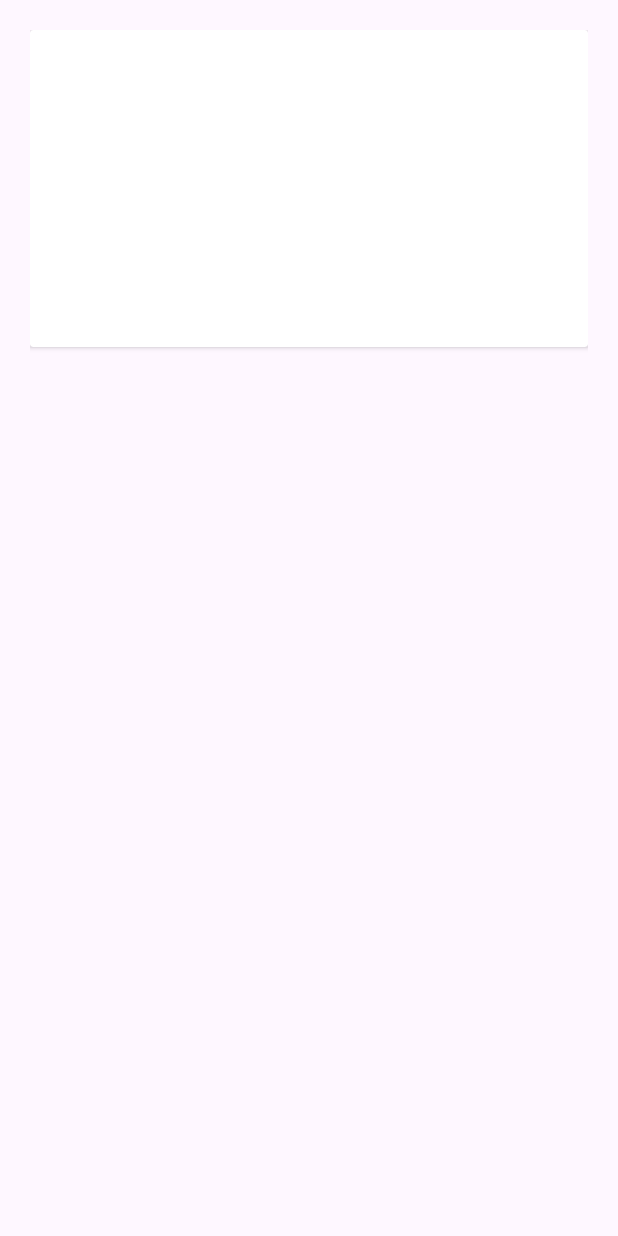
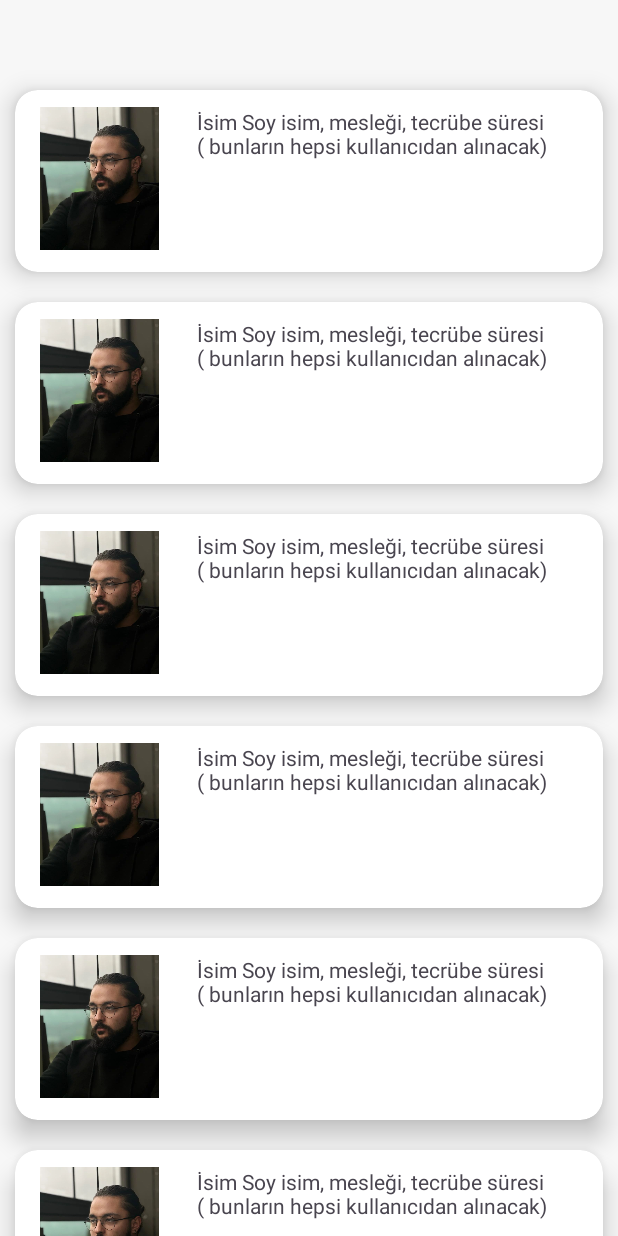
Before and after one commit to albtky/Mobil_Project, an Android app: the HomePage screen opened directly, with no data from a screen before it, on a phone screen of 412 x 824 dp. Before the commit the screen is almost empty. Run offline under Robolectric (Android 15) with nearby library versions, the phone set to English and light mode, and no system bars.

Commit message:
Homepage tasarımı başlangıç

```diff
--- /dev/null
+++ b/app/src/main/res/drawable/userpng.xml
@@ -0,0 +1,10 @@
+<?xml version="1.0" encoding="utf-8"?>
+<shape xmlns:android="http://schemas.android.com/apk/res/android">
+
+    <corners android:radius="40dp" />
+    <stroke android:color="@color/red"
+        android:width="33dp"
+        />
+    <padding android:left="10dp"
+        android:top="10dp"/>
+</shape>
--- a/app/src/main/res/layout/activity_home_page.xml
+++ b/app/src/main/res/layout/activity_home_page.xml
@@ -1,23 +1,176 @@
 <?xml version="1.0" encoding="utf-8"?>
-<LinearLayout
-    xmlns:android="http://schemas.android.com/apk/res/android"
+<LinearLayout xmlns:android="http://schemas.android.com/apk/res/android"
     xmlns:app="http://schemas.android.com/apk/res-auto"
     xmlns:tools="http://schemas.android.com/tools"
     android:layout_width="match_parent"
+    android:layout_height="match_parent"
+    android:background="#f7f7f7"
     android:orientation="vertical"
-    android:padding="20dp"
-    android:layout_height="match_parent"
     tools:context=".HomePage">
 
 
     <androidx.cardview.widget.CardView
         android:layout_width="match_parent"
-        android:layout_height="211dp" >
+        android:layout_height="121dp"
+        android:layout_marginTop="60dp"
+        android:layout_marginLeft="10dp"
+        android:layout_marginRight="10dp"
+        app:cardCornerRadius="15dp"
+        app:cardElevation="10dp"
+        app:contentPadding="11dp">
 
-        <ImageView
-            android:id="@+id/imageView3"
+        <RelativeLayout
             android:layout_width="wrap_content"
-            android:layout_height="wrap_content"
-            tools:srcCompat="@tools:sample/avatars" />
+            android:layout_height="wrap_content">
+
+            <ImageView
+                android:layout_width="90dp"
+                android:layout_height="95dp"
+                app:srcCompat="@drawable/favfaasasd" />
+
+            <TextView
+                android:layout_width="240dp"
+                android:layout_height="match_parent"
+                android:layout_marginLeft="110dp"
+                android:text="İsim Soy isim, mesleği, tecrübe süresi
+         ( bunların hepsi kullanıcıdan alınacak)" />
+
+        </RelativeLayout>
+    </androidx.cardview.widget.CardView><androidx.cardview.widget.CardView
+        android:layout_width="match_parent"
+        android:layout_height="121dp"
+        android:layout_marginTop="20dp"
+        android:layout_marginLeft="10dp"
+        android:layout_marginRight="10dp"
+        app:cardCornerRadius="15dp"
+        app:cardElevation="10dp"
+        app:contentPadding="11dp">
+
+        <RelativeLayout
+            android:layout_width="wrap_content"
+            android:layout_height="wrap_content">
+
+            <ImageView
+                android:layout_width="90dp"
+                android:layout_height="95dp"
+                app:srcCompat="@drawable/favfaasasd" />
+
+            <TextView
+                android:layout_width="240dp"
+                android:layout_height="match_parent"
+                android:layout_marginLeft="110dp"
+                android:text="İsim Soy isim, mesleği, tecrübe süresi
+         ( bunların hepsi kullanıcıdan alınacak)" />
+
+        </RelativeLayout>
+    </androidx.cardview.widget.CardView><androidx.cardview.widget.CardView
+        android:layout_width="match_parent"
+        android:layout_height="121dp"
+        android:layout_marginTop="20dp"
+        android:layout_marginLeft="10dp"
+        android:layout_marginRight="10dp"
+        app:cardCornerRadius="15dp"
+        app:cardElevation="10dp"
+        app:contentPadding="11dp">
+
+        <RelativeLayout
+            android:layout_width="wrap_content"
+            android:layout_height="wrap_content">
+
+            <ImageView
+                android:layout_width="90dp"
+                android:layout_height="95dp"
+                app:srcCompat="@drawable/favfaasasd" />
+
+            <TextView
+                android:layout_width="240dp"
+                android:layout_height="match_parent"
+                android:layout_marginLeft="110dp"
+                android:text="İsim Soy isim, mesleği, tecrübe süresi
+         ( bunların hepsi kullanıcıdan alınacak)" />
+
+        </RelativeLayout>
+    </androidx.cardview.widget.CardView><androidx.cardview.widget.CardView
+        android:layout_width="match_parent"
+        android:layout_height="121dp"
+        android:layout_marginTop="20dp"
+        android:layout_marginLeft="10dp"
+        android:layout_marginRight="10dp"
+        app:cardCornerRadius="15dp"
+        app:cardElevation="10dp"
+        app:contentPadding="11dp">
+
+        <RelativeLayout
+            android:layout_width="wrap_content"
+            android:layout_height="wrap_content">
+
+            <ImageView
+                android:layout_width="90dp"
+                android:layout_height="95dp"
+                app:srcCompat="@drawable/favfaasasd" />
+
+            <TextView
+                android:layout_width="240dp"
+                android:layout_height="match_parent"
+                android:layout_marginLeft="110dp"
+                android:text="İsim Soy isim, mesleği, tecrübe süresi
+         ( bunların hepsi kullanıcıdan alınacak)" />
+
+        </RelativeLayout>
+    </androidx.cardview.widget.CardView><androidx.cardview.widget.CardView
+        android:layout_width="match_parent"
+        android:layout_height="121dp"
+        android:layout_marginTop="20dp"
+        android:layout_marginLeft="10dp"
+        android:layout_marginRight="10dp"
+        app:cardCornerRadius="15dp"
+        app:cardElevation="10dp"
+        app:contentPadding="11dp">
+
+        <RelativeLayout
+            android:layout_width="wrap_content"
+            android:layout_height="wrap_content">
+
+            <ImageView
+                android:layout_width="90dp"
+                android:layout_height="95dp"
+                app:srcCompat="@drawable/favfaasasd" />
+
+            <TextView
+                android:layout_width="240dp"
+                android:layout_height="match_parent"
+                android:layout_marginLeft="110dp"
+                android:text="İsim Soy isim, mesleği, tecrübe süresi
+         ( bunların hepsi kullanıcıdan alınacak)" />
+
+        </RelativeLayout>
+    </androidx.cardview.widget.CardView><androidx.cardview.widget.CardView
+        android:layout_width="match_parent"
+        android:layout_height="121dp"
+        android:layout_marginTop="20dp"
+        android:layout_marginLeft="10dp"
+        android:layout_marginRight="10dp"
+        app:cardCornerRadius="15dp"
+        app:cardElevation="10dp"
+        app:contentPadding="11dp">
+
+        <RelativeLayout
+            android:layout_width="wrap_content"
+            android:layout_height="wrap_content">
+
+            <ImageView
+                android:layout_width="90dp"
+                android:layout_height="95dp"
+                app:srcCompat="@drawable/favfaasasd" />
+
+            <TextView
+                android:layout_width="240dp"
+                android:layout_height="match_parent"
+                android:layout_marginLeft="110dp"
+                android:text="İsim Soy isim, mesleği, tecrübe süresi
+         ( bunların hepsi kullanıcıdan alınacak)" />
+
+        </RelativeLayout>
     </androidx.cardview.widget.CardView>
+
 </LinearLayout>
--- a/app/src/main/res/layout/activity_registerscreen.xml
+++ b/app/src/main/res/layout/activity_registerscreen.xml
@@ -75,7 +75,7 @@
 
     <Button
         android:id="@+id/next"
-        android:layout_width="wrap_content"
+        android:layout_width="130sp"
         android:layout_height="wrap_content"
         android:layout_marginStart="56dp"
         android:layout_marginTop="20dp"
```
Also changed, not shown: app/src/main/res/drawable/favfaasasd.png (added).
